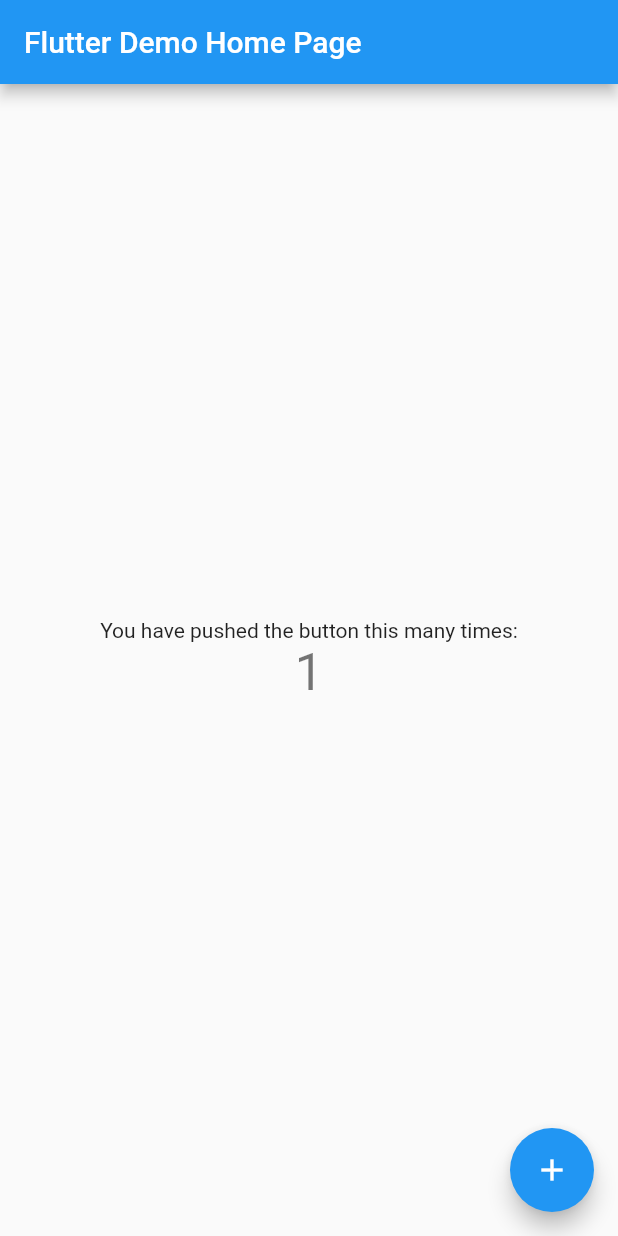
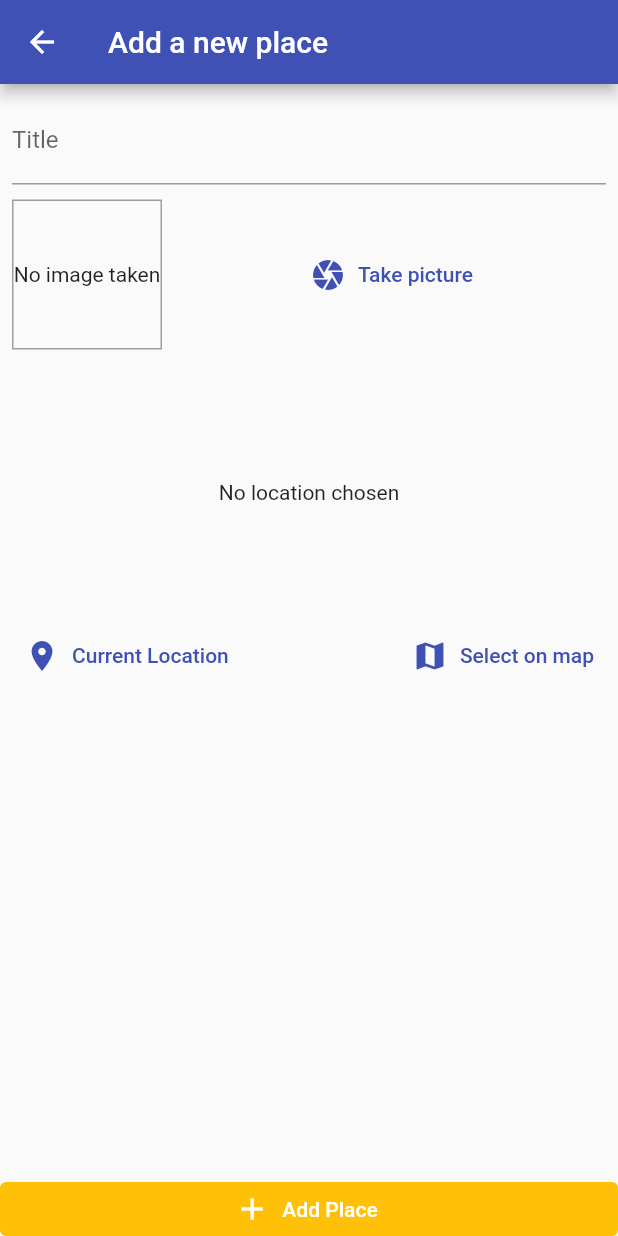
Before and after one commit to petretiandrea/flutter-course, a Flutter app: the screen it shows after launch, after a tap on the "add" icon, on a phone screen of 412 x 824 dp. Run offline on Flutter 3.47's test engine with Material 2 defaults, Android fonts, the light colour scheme and no system bars; our stand-ins replace dartz, image_picker, location, sqflite; accounts and stored records are empty; statements that could not run were skipped.

Commit message:
places application done (missing google maps api)

```diff
--- /dev/null
+++ b/lib/helpers/db_helper.dart
@@ -0,0 +1,44 @@
+import 'package:sqflite/sqflite.dart' as sql;
+import 'package:path/path.dart' as path;
+import 'package:sqflite/sqflite.dart';
+
+class DBHelper {
+  static const CREATE_TABLE_PLACES = """
+    CREATE TABLE user_places(
+      id TEXT PRIMARY KEY,
+      title TEXT,
+      image TEXT
+    );
+  """;
+
+  static Future<void> insert(String table, Map<String, Object> data) async {
+    final db = await database();
+    await db.insert(
+      table,
+      data,
+      conflictAlgorithm: sql.ConflictAlgorithm.replace,
+    );
+  }
+
+  static Future<List<Map<String, dynamic>>> getData(String table) async {
+    final db = await database();
+    return await db.query(table);
+  }
+
+  static Future<Database> database() async =>
+      _openDatabase(await _getDatabaseFile('places.db'));
+
+  static Future<String> _getDatabaseFile(String name) async {
+    return path.join(await sql.getDatabasesPath(), name);
+  }
+
+  static Future<Database> _openDatabase(String database) async {
+    return sql.openDatabase(
+      database,
+      onCreate: (db, version) {
+        db.execute(CREATE_TABLE_PLACES);
+      },
+      version: 1,
+    );
+  }
+}
--- a/lib/main.dart
+++ b/lib/main.dart
@@ -1,113 +1,27 @@
 import 'package:flutter/material.dart';
+import 'package:flutter_course_1/providers/great_places.dart';
+import 'package:flutter_course_1/screens/add_place_screen.dart';
+import 'package:flutter_course_1/screens/places_list_screen.dart';
+import 'package:provider/provider.dart';
 
-void main() {
-  runApp(MyApp());
-}
+void main() => runApp(Application());
 
-class MyApp extends StatelessWidget {
-  // This widget is the root of your application.
+class Application extends StatelessWidget {
   @override
   Widget build(BuildContext context) {
-    return MaterialApp(
-      title: 'Flutter Demo',
-      theme: ThemeData(
-        // This is the theme of your application.
-        //
-        // Try running your application with "flutter run". You'll see the
-        // application has a blue toolbar. Then, without quitting the app, try
-        // changing the primarySwatch below to Colors.green and then invoke
-        // "hot reload" (press "r" in the console where you ran "flutter run",
-        // or simply save your changes to "hot reload" in a Flutter IDE).
-        // Notice that the counter didn't reset back to zero; the application
-        // is not restarted.
-        primarySwatch: Colors.blue,
+    return ChangeNotifierProvider(
+      create: (_) => GreatPlaces(),
+      builder: (context, child) => MaterialApp(
+        title: 'Great Places',
+        theme: ThemeData(
+          primarySwatch: Colors.indigo,
+          accentColor: Colors.amber,
+        ),
+        home: PlacesListScreen(),
+        routes: {
+          AddPlaceScreen.routeName: (_) => AddPlaceScreen(),
+        },
       ),
-      home: MyHomePage(title: 'Flutter Demo Home Page'),
     );
   }
 }
-
-class MyHomePage extends StatefulWidget {
-  MyHomePage({Key key, this.title}) : super(key: key);
-
-  // This widget is the home page of your application. It is stateful, meaning
-  // that it has a State object (defined below) that contains fields that affect
-  // how it looks.
-
-  // This class is the configuration for the state. It holds the values (in this
-  // case the title) provided by the parent (in this case the App widget) and
-  // used by the build method of the State. Fields in a Widget subclass are
-  // always marked "final".
-
-  final String title;
-
-  @override
-  _MyHomePageState createState() => _MyHomePageState();
-}
-
-class _MyHomePageState extends State<MyHomePage> {
-  int _counter = 0;
-
-  void _incrementCounter() {
-    setState(() {
-      // This call to setState tells the Flutter framework that something has
-      // changed in this State, which causes it to rerun the build method below
-      // so that the display can reflect the updated values. If we changed
-      // _counter without calling setState(), then the build method would not be
-      // called again, and so nothing would appear to happen.
-      _counter++;
-    });
-  }
-
-  @override
-  Widget build(BuildContext context) {
-    // This method is rerun every time setState is called, for instance as done
-    // by the _incrementCounter method above.
-    //
-    // The Flutter framework has been optimized to make rerunning build methods
-    // fast, so that you can just rebuild anything that needs updating rather
-    // than having to individually change instances of widgets.
-    return Scaffold(
-      appBar: AppBar(
-        // Here we take the value from the MyHomePage object that was created by
-        // the App.build method, and use it to set our appbar title.
-        title: Text(widget.title),
-      ),
-      body: Center(
-        // Center is a layout widget. It takes a single child and positions it
-        // in the middle of the parent.
-        child: Column(
-          // Column is also a layout widget. It takes a list of children and
-          // arranges them vertically. By default, it sizes itself to fit its
-          // children horizontally, and tries to be as tall as its parent.
-          //
-          // Invoke "debug painting" (press "p" in the console, choose the
-          // "Toggle Debug Paint" action from the Flutter Inspector in Android
-          // Studio, or the "Toggle Debug Paint" command in Visual Studio Code)
-          // to see the wireframe for each widget.
-          //
-          // Column has various properties to control how it sizes itself and
-          // how it positions its children. Here we use mainAxisAlignment to
-          // center the children vertically; the main axis here is the vertical
-          // axis because Columns are vertical (the cross axis would be
-          // horizontal).
-          mainAxisAlignment: MainAxisAlignment.center,
-          children: <Widget>[
-            Text(
-              'You have pushed the button this many times:',
-            ),
-            Text(
-              '$_counter',
-              style: Theme.of(context).textTheme.headline4,
-            ),
-          ],
-        ),
-      ),
-      floatingActionButton: FloatingActionButton(
-        onPressed: _incrementCounter,
-        tooltip: 'Increment',
-        child: Icon(Icons.add),
-      ), // This trailing comma makes auto-formatting nicer for build methods.
-    );
-  }
-}
--- /dev/null
+++ b/lib/models/place.dart
@@ -0,0 +1,30 @@
+import 'dart:io';
+
+import 'package:flutter/foundation.dart';
+
+class PlaceLocation {
+  final double latitude;
+  final double longitude;
+  final String address;
+
+  const PlaceLocation({
+    @required this.latitude,
+    @required this.longitude,
+    @required this.address,
+  });
+}
+
+class Place {
+  final String id;
+  final String title;
+
+  final PlaceLocation location;
+  final File image;
+
+  Place({
+    @required this.id,
+    @required this.title,
+    @required this.location,
+    @required this.image,
+  });
+}
--- /dev/null
+++ b/lib/providers/great_places.dart
@@ -0,0 +1,48 @@
+import 'dart:io';
+
+import 'package:dartz/dartz.dart';
+import 'package:flutter/foundation.dart';
+import 'package:flutter_course_1/helpers/db_helper.dart';
+import 'package:flutter_course_1/models/place.dart';
+
+class GreatPlaces with ChangeNotifier {
+  var _items = IList<Place>.from([]);
+
+  List<Place> get items => _items.toList();
+
+  Future<void> loadPlaces() async {
+    final places = await _fetchLocalPlaces();
+    _items = IList.from(places);
+    notifyListeners();
+  }
+
+  Future<List<Place>> _fetchLocalPlaces() async {
+    final data = await DBHelper.getData('user_places');
+    return data
+        .map((e) => Place(
+              id: e['id'],
+              image: File(e['image']),
+              title: e['title'],
+              location: null,
+            ))
+        .toList();
+  }
+
+  void addPlace(String title, File image) {
+    final place = Place(
+      id: DateTime.now().toString(),
+      image: image,
+      title: title,
+      location: null,
+    );
+
+    _items = _items.appendElement(place);
+    notifyListeners();
+
+    DBHelper.insert('user_places', {
+      'id': place.id,
+      'title': place.title,
+      'image': place.image.path,
+    });
+  }
+}
--- /dev/null
+++ b/lib/screens/add_place_screen.dart
@@ -0,0 +1,78 @@
+import 'dart:io';
+
+import 'package:flutter/material.dart';
+import 'package:flutter_course_1/providers/great_places.dart';
+import 'package:flutter_course_1/widgets/image_input.dart';
+import 'package:flutter_course_1/widgets/location_input.dart';
+import 'package:provider/provider.dart';
+
+class AddPlaceScreen extends StatefulWidget {
+  static const routeName = '/add-place';
+
+  @override
+  _AddPlaceScreenState createState() => _AddPlaceScreenState();
+}
+
+class _AddPlaceScreenState extends State<AddPlaceScreen> {
+  final _titleController = TextEditingController();
+  File _pickedImage;
+
+  void _selectImage(File image) {
+    _pickedImage = image;
+  }
+
+  void _savePlace() {
+    if (_titleController.text.isEmpty || _pickedImage == null) {
+      return;
+    }
+
+    Provider.of<GreatPlaces>(context, listen: false)
+        .addPlace(_titleController.text, _pickedImage);
+
+    Navigator.of(context).pop();
+  }
+
+  @override
+  Widget build(BuildContext context) {
+    return Scaffold(
+      appBar: AppBar(
+        title: Text('Add a new place'),
+      ),
+      body: Column(
+        mainAxisAlignment: MainAxisAlignment.spaceBetween,
+        crossAxisAlignment: CrossAxisAlignment.stretch,
+        children: [
+          Expanded(
+            child: SingleChildScrollView(
+              child: Padding(
+                padding: const EdgeInsets.all(8.0),
+                child: Column(
+                  children: [
+                    TextField(
+                      decoration: InputDecoration(labelText: 'Title'),
+                      controller: _titleController,
+                    ),
+                    SizedBox(height: 10),
+                    ImageInput(_selectImage),
+                    SizedBox(height: 10),
+                    LocationInput(),
+                  ],
+                ),
+              ),
+            ),
+          ),
+          ElevatedButton.icon(
+            style: ElevatedButton.styleFrom(
+              elevation: 0,
+              primary: Theme.of(context).accentColor,
+              tapTargetSize: MaterialTapTargetSize.shrinkWrap,
+            ),
+            onPressed: _savePlace,
+            icon: Icon(Icons.add),
+            label: Text('Add Place'),
+          )
+        ],
+      ),
+    );
+  }
+}
--- /dev/null
+++ b/lib/screens/places_list_screen.dart
@@ -0,0 +1,55 @@
+import 'package:flutter/material.dart';
+import 'package:flutter_course_1/providers/great_places.dart';
+import 'package:flutter_course_1/screens/add_place_screen.dart';
+import 'package:flutter_course_1/widgets/loading_indicator.dart';
+import 'package:provider/provider.dart';
+
+class PlacesListScreen extends StatelessWidget {
+  @override
+  Widget build(BuildContext context) {
+    return Scaffold(
+      appBar: AppBar(
+        title: Text('Your places'),
+        actions: [
+          IconButton(
+            icon: Icon(Icons.add),
+            onPressed: () {
+              Navigator.of(context).pushNamed(AddPlaceScreen.routeName);
+            },
+          ),
+        ],
+      ),
+      body: FutureBuilder(
+        future: Provider.of<GreatPlaces>(context, listen: false).loadPlaces(),
+        builder: (context, snapshot) {
+          if (snapshot.connectionState == ConnectionState.waiting) {
+            return Center(child: LoadingIndicator('Loading places...'));
+          } else {
+            return Center(
+              child: Consumer<GreatPlaces>(
+                builder: (context, value, child) => value.items.length <= 0
+                    ? child
+                    : ListView.builder(
+                        itemBuilder: (context, index) => ListTile(
+                          leading: CircleAvatar(
+                            backgroundImage:
+                                FileImage(value.items[index].image),
+                          ),
+                          title: Text(value.items[index].title),
+                          onTap: () {
+                            // todo: detail page
+                          },
+                        ),
+                        itemCount: value.items.length,
+                      ),
+                child: Center(
+                  child: Text('Got no places yet. Starting adding some!'),
+                ),
+              ),
+            );
+          }
+        },
+      ),
+    );
+  }
+}
--- /dev/null
+++ b/lib/widgets/image_input.dart
@@ -0,0 +1,71 @@
+import 'dart:io';
+
+import 'package:flutter/material.dart';
+import 'package:image_picker/image_picker.dart';
+import 'package:path_provider/path_provider.dart' as syspath;
+import 'package:path/path.dart' as path;
+
+class ImageInput extends StatefulWidget {
+  final void Function(File) imageHandler;
+
+  ImageInput(this.imageHandler);
+
+  @override
+  _ImageInputState createState() => _ImageInputState();
+}
+
+class _ImageInputState extends State<ImageInput> {
+  final picker = ImagePicker();
+  File _storedImage;
+
+  Future<void> _openCamera() async {
+    final pickedImage =
+        await picker.getImage(source: ImageSource.camera, maxWidth: 600);
+
+    if (pickedImage != null) {
+      _storedImage = File(pickedImage.path);
+      final appDir = await syspath.getApplicationDocumentsDirectory();
+      final filename = path.basename(pickedImage.path);
+      _storedImage = await _storedImage.copy(path.join(appDir.path, filename));
+      setState(() {});
+      widget.imageHandler(_storedImage);
+    }
+  }
+
+  @override
+  Widget build(BuildContext context) {
+    return Row(
+      children: [
+        Container(
+          width: 100,
+          height: 100,
+          decoration: BoxDecoration(
+            border: Border.all(
+              width: 1,
+              color: Colors.grey,
+            ),
+          ),
+          child: _storedImage != null
+              ? Image.file(
+                  _storedImage,
+                  fit: BoxFit.cover,
+                  width: double.infinity,
+                )
+              : Text(
+                  'No image taken',
+                  textAlign: TextAlign.center,
+                ),
+          alignment: Alignment.center,
+        ),
+        SizedBox(width: 10),
+        Expanded(
+          child: TextButton.icon(
+            onPressed: _openCamera,
+            icon: Icon(Icons.camera),
+            label: Text('Take picture'),
+          ),
+        )
+      ],
+    );
+  }
+}
--- /dev/null
+++ b/lib/widgets/loading_indicator.dart
@@ -0,0 +1,24 @@
+import 'package:flutter/material.dart';
+
+class LoadingIndicator extends StatelessWidget {
+  final String _loadingMessage;
+
+  LoadingIndicator(this._loadingMessage);
+
+  @override
+  Widget build(BuildContext context) {
+    return Container(
+      child: Column(
+        mainAxisAlignment: MainAxisAlignment.center,
+        crossAxisAlignment: CrossAxisAlignment.center,
+        children: [
+          CircularProgressIndicator(),
+          SizedBox(
+            height: 8,
+          ),
+          Text(this._loadingMessage),
+        ],
+      ),
+    );
+  }
+}
--- /dev/null
+++ b/lib/widgets/location_input.dart
@@ -0,0 +1,59 @@
+import 'package:flutter/material.dart';
+import 'package:location/location.dart';
+
+class LocationInput extends StatefulWidget {
+  @override
+  _LocationInputState createState() => _LocationInputState();
+}
+
+class _LocationInputState extends State<LocationInput> {
+  String _previewImageUrl;
+
+  Future<void> _getCurrentUserLocation() async {
+    try {
+      final location = await Location().getLocation();
+      // TODO: finish enabling google api maps
+      print(location.latitude);
+    } catch (error) {
+      print(error);
+    }
+  }
+
+  @override
+  Widget build(BuildContext context) {
+    return Column(
+      children: [
+        Container(
+          height: 170,
+          width: double.infinity,
+          alignment: Alignment.center,
+          child: _previewImageUrl == null
+              ? Text(
+                  'No location chosen',
+                  textAlign: TextAlign.center,
+                )
+              : Image.network(
+                  _previewImageUrl,
+                  fit: BoxFit.cover,
+                  width: double.infinity,
+                ),
+        ),
+        Row(
+          mainAxisAlignment: MainAxisAlignment.spaceBetween,
+          children: [
+            TextButton.icon(
+              onPressed: _getCurrentUserLocation,
+              icon: Icon(Icons.location_on),
+              label: Text('Current Location'),
+            ),
+            TextButton.icon(
+              onPressed: () {},
+              icon: Icon(Icons.map),
+              label: Text('Select on map'),
+            )
+          ],
+        )
+      ],
+    );
+  }
+}
```
Also changed, not shown: pubspec.yaml (+7 -0 lines), lib/screens/place_detail_screen.dart (added), pubspec.lock, 5 other files.
